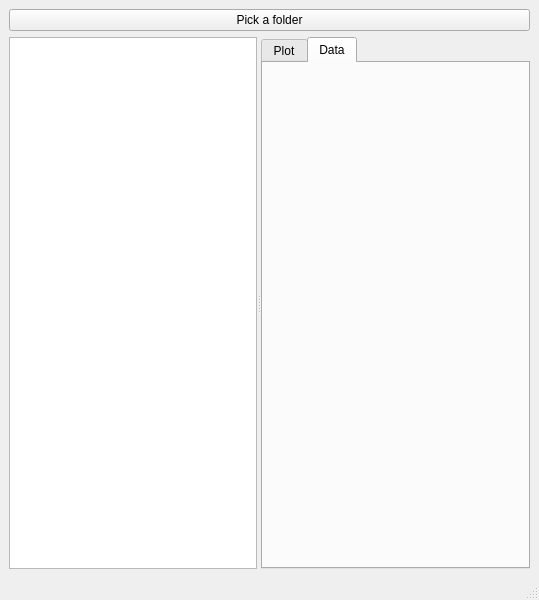
jimhendy/DataView, file DataView.ui: the form before one commit.
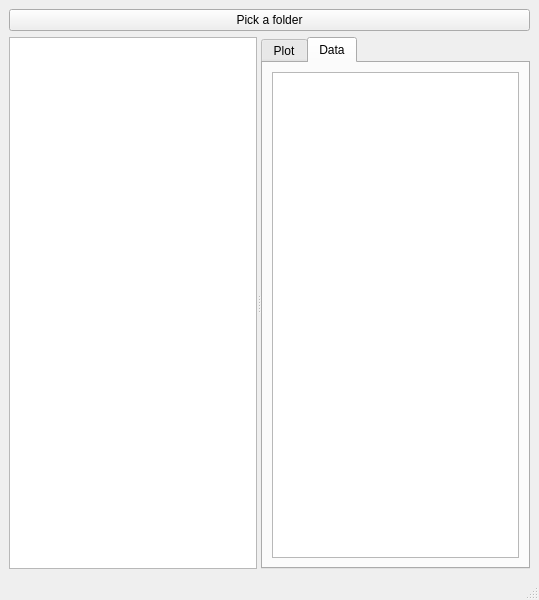
The form after the commit. The open tabs and pages were chosen to show the change.

The edit to the form file:
```diff
--- a/DataView.ui
+++ b/DataView.ui
@@ -64,7 +64,11 @@
         <attribute name="title">
          <string>Data</string>
         </attribute>
-        <zorder>treeView</zorder>
+        <layout class="QVBoxLayout" name="verticalLayout_3">
+         <item>
+          <widget class="QTableView" name="tableView"/>
+         </item>
+        </layout>
        </widget>
       </widget>
      </widget>
```
Left out of the diff: 2 changed lines with no effect on the pictures.
